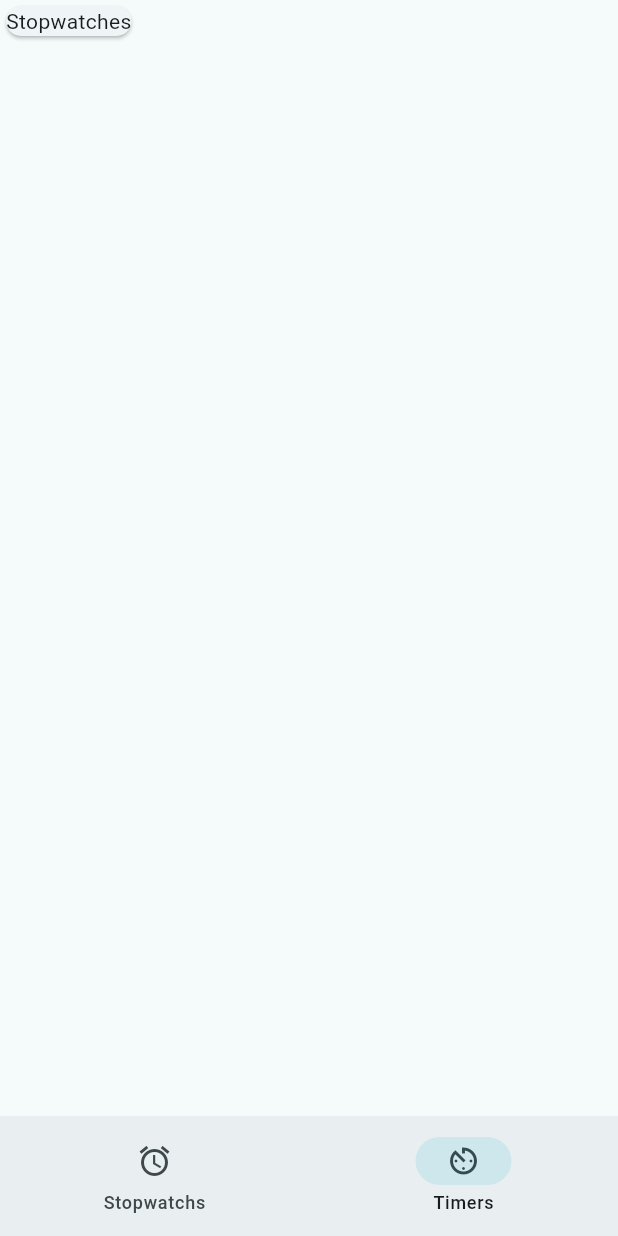
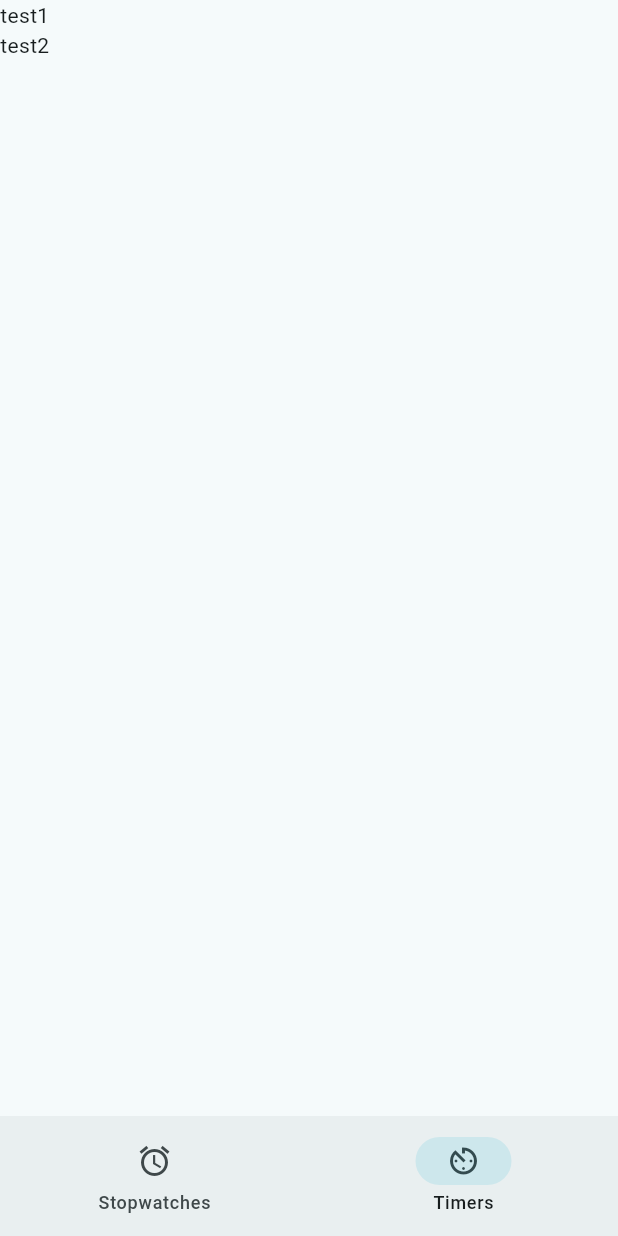
Before and after one commit to maussn/more_timers_app, a Flutter app: the screen it shows after launch, on a phone screen of 412 x 824 dp. Run offline on Flutter 3.47's test engine with Material 3 defaults, Android fonts, the phone set to English and light mode, and no system bars.

Commit message:
functioning ListView for TimersPage

```diff
--- a/lib/main.dart
+++ b/lib/main.dart
@@ -1,4 +1,7 @@
+// import 'dart:async';
+
 import 'package:flutter/material.dart';
+// import 'package:provider/provider.dart';
 
 void main() {
   runApp(const MoreTimersApp());
@@ -6,12 +9,10 @@
 
 class MoreTimersApp extends StatelessWidget {
   const MoreTimersApp({super.key});
-
-  // This widget is the root of your application.
   @override
   Widget build(BuildContext context) {
     return MaterialApp(
-      title: 'Flutter Demo',
+      title: 'More Timers',
       theme: ThemeData(
         colorScheme: ColorScheme.fromSeed(seedColor: Colors.grey),
       ),
@@ -19,6 +20,20 @@
     );
   }
 }
+
+// class AppState extends ChangeNotifier {
+//   // ignore: prefer_typing_uninitialized_variables
+//   var currentTimer;
+
+//   void setTimer(Duration duration) {
+//     currentTimer = Timer(duration, handleTimeout);
+//   }
+
+//   void handleTimeout() {
+
+//   }
+// }
+
 
 class MyHomePage extends StatefulWidget {
   const MyHomePage({super.key});
@@ -31,16 +46,15 @@
 
   @override
   Widget build(BuildContext context) {
-    // Widget page;
-    // switch (currentPageIndex) {
-    //   case 0:
-    //     page = Placeholder();
-    //   case 1:
-    //     page = Placeholder();
-    //   default:
-    //     throw UnimplementedError('no widget for $currentPageIndex');
-    // }
-
+    Widget page;
+    switch (currentPageIndex) {
+      case 0:
+        page = Card(child: Text('Stopwatches'));
+      case 1:
+        page = TimersPage();
+      default:
+        throw UnimplementedError('no widget for $currentPageIndex');
+    }
 
     return Scaffold(
       bottomNavigationBar: NavigationBar(
@@ -53,7 +67,7 @@
         destinations: const <Widget>[
           NavigationDestination(
             icon: Icon(Icons.access_alarm),
-            label: 'Stopwatchs'
+            label: 'Stopwatches'
           ),
           NavigationDestination(
             icon: Icon(Icons.av_timer),
@@ -61,11 +75,35 @@
           )
         ],
       ),
-      body:
-        <Widget>[
-        Card(child: Text('Timers'),),
-        Card(child: Text('Stopwatches'))
-      ][currentPageIndex],
+      body: page,
     );
   }
 }
+
+
+// class TimerField extends StatelessWidget {
+//   final Timer timer;
+//   const TimerField({super.key, required this.timer});
+//   @override
+//   Widget build(BuildContext context) {
+//     return Container(
+//       decoration: BoxDecoration(
+//         border: Border(bottom: BorderSide(color: Theme.of(context).dividerColor))
+//       ),
+//       child: Text('Should be a timer'),
+//     );
+//   }
+// }
+
+
+class TimersPage extends StatelessWidget {
+  @override
+  Widget build(BuildContext context) {
+    return ListView(
+      children: [
+        Text('test1'),
+        Text('test2')
+      ],
+    );
+  }
+}
--- a/pubspec.yaml
+++ b/pubspec.yaml
@@ -34,6 +34,7 @@ dependencies:
   # The following adds the Cupertino Icons font to your application.
   # Use with the CupertinoIcons class for iOS style icons.
   cupertino_icons: ^1.0.8
+  provider: ^6.1.5
 
 dev_dependencies:
   flutter_test:
```
Also changed, not shown: pubspec.lock.
